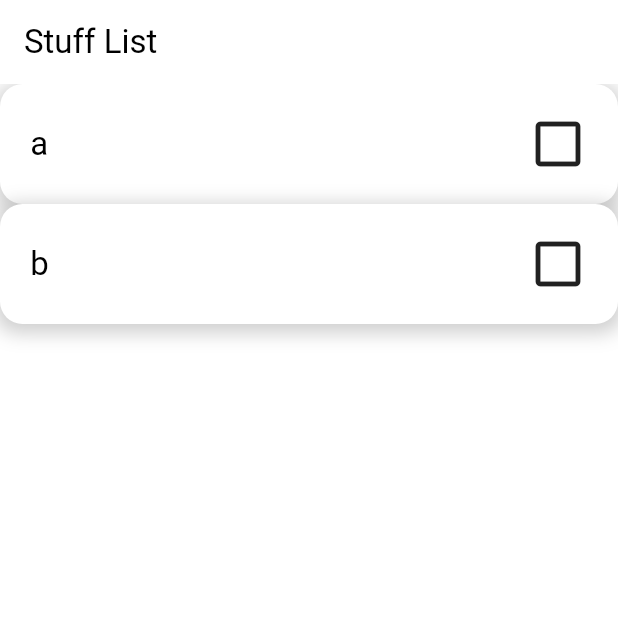
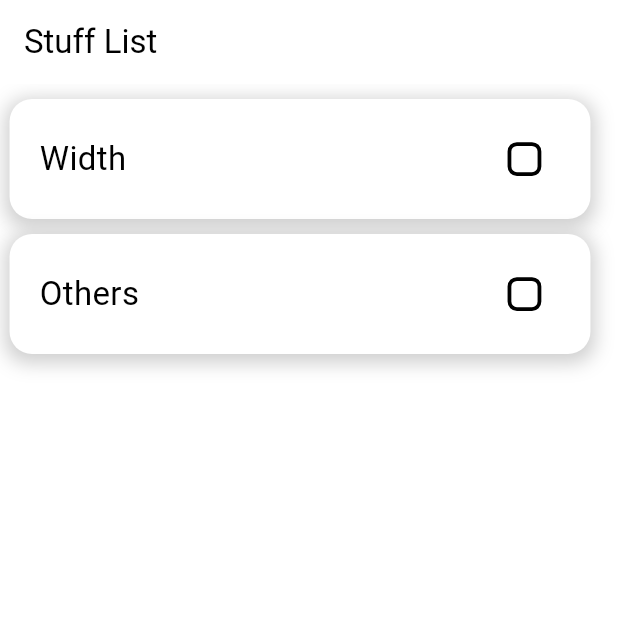
Before and after one commit to SpringHan/things_i_need, a Flutter app: the screen it shows after launch, on a phone screen of 412 x 824 dp, the top half of it. Run offline on Flutter 3.47's test engine with Material 3 defaults, Android fonts, the phone set to English and light mode, and no system bars; our stand-ins replace adaptive_theme.

Commit message:
Finished style of ThingsCard

```diff
--- a/lib/components/things_card.dart
+++ b/lib/components/things_card.dart
@@ -1,6 +1,7 @@
 import 'package:flutter/material.dart';
+import '../theme/theme.dart';
 
-class ThingsCard extends StatelessWidget {
+class ThingsCard extends StatefulWidget {
   const ThingsCard({
       super.key,
       required this.thing,
@@ -9,10 +10,22 @@ class ThingsCard extends StatelessWidget {
   final String thing;
 
   @override
+  State<ThingsCard> createState() => _ThingsCardState();
+}
+
+class _ThingsCardState extends State<ThingsCard> {
+  bool isChecked = false;
+
+  @override
   Widget build(BuildContext context) {
+    var deviceWidth = MediaQuery.of(context).size.width;
+
     return Container(
-      width: 350,
+      width: deviceWidth * 0.94,
       height: 80,
+      margin: const EdgeInsets.only(
+        top: 10,
+      ),
       decoration: BoxDecoration(
         color: Theme.of(context).colorScheme.primary,
         borderRadius: BorderRadius.circular(15),
@@ -38,17 +51,30 @@ class ThingsCard extends StatelessWidget {
           children: [
             Expanded(
               child: Text(
-                thing,
+                widget.thing,
                 style: const TextStyle(
                   fontSize: 22,
                   fontWeight: FontWeight.w400,
                 ),
               ),
             ),
-            Icon(
-              Icons.check_box_outline_blank,
-              size: 40,
-              color: Theme.of(context).iconTheme.color,
+            Transform.scale(
+              scale: 1.25,
+              child: Checkbox(
+                value: isChecked,
+                activeColor: checkBoxColors.fetch(
+                  item: "fillColor",
+                  brightness: Theme.of(context).brightness.name,
+                ),
+                shape: RoundedRectangleBorder(
+                  borderRadius: BorderRadius.circular(5),
+                ),
+                onChanged: (bool? newState) {
+                  setState(() {
+                      isChecked = newState!;
+                  });
+                },
+              ),
             ),
           ],
         ),
--- a/lib/components/things_list.dart
+++ b/lib/components/things_list.dart
@@ -8,7 +8,6 @@ class ThingsList extends StatelessWidget {
       required this.things,
   });
 
-
   final String thingsFor;
   final List<String> things;
 
@@ -16,7 +15,12 @@ class ThingsList extends StatelessWidget {
   Widget build(BuildContext context) {
     return ListView.builder(
       itemCount: things.length,
-      itemBuilder: (context, idx) => ThingsCard(thing: things[idx]),
+      itemBuilder: (context, idx) {
+        return Align(
+          alignment: Alignment.center,
+          child: ThingsCard(thing: things[idx]),
+        );
+      },
     );
   }
 }
--- a/lib/pages/mainPage.dart
+++ b/lib/pages/mainPage.dart
@@ -6,9 +6,12 @@ class HomePage extends StatelessWidget {
 
   @override
   Widget build(BuildContext context) {
-    return const ThingsList(
-      thingsFor: "Test",
-      things: ["a", "b"],
+    return Container(
+      width: 400,
+      child: ThingsList(
+        thingsFor: "Test",
+        things: ["Width", "Others"],
+      ),
     );
   }
 }
--- a/lib/theme/theme.dart
+++ b/lib/theme/theme.dart
@@ -9,9 +9,6 @@ ThemeData lightMode = ThemeData(
     secondary: Colors.grey.shade200,
     shadow: Colors.grey.withOpacity(0.5),
   ),
-  iconTheme: IconThemeData(
-    color: Colors.grey.shade900,
-  ),
 );
 
 ThemeData darkMode = ThemeData(
@@ -20,5 +17,21 @@ ThemeData darkMode = ThemeData(
     background: Colors.grey.shade900,
     primary: Colors.grey.shade700,
     secondary: Colors.grey.shade800,
+    shadow: Colors.grey.shade900,
   ),
 );
+
+typedef ColorMap = Map<String, Map<String, Color>>;
+
+extension FetchColorMap on ColorMap {
+  Color fetch({required String item, required String brightness}) {
+    return this[item]![brightness]!;
+  }
+}
+
+final checkBoxColors = <String, Map<String, Color>> {
+  "fillColor": {
+    "light": Colors.blue.shade300,
+    "dark": Colors.grey.shade400,
+  },
+};
```
